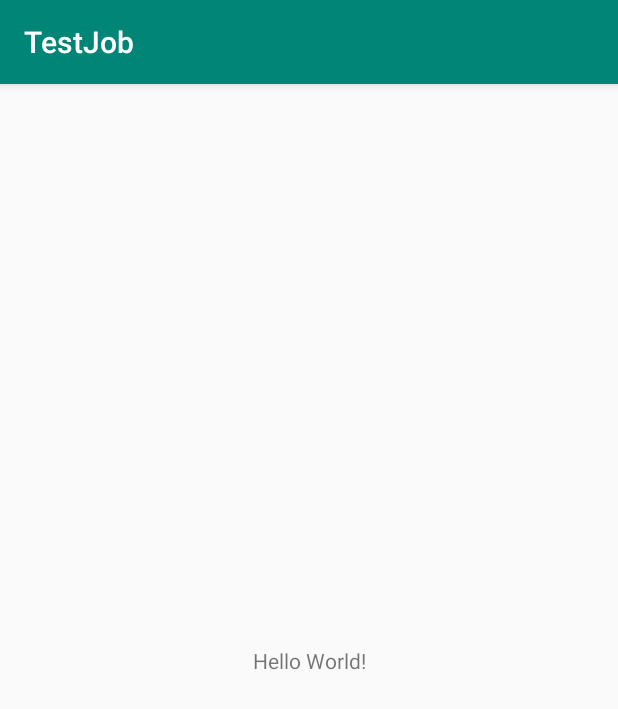
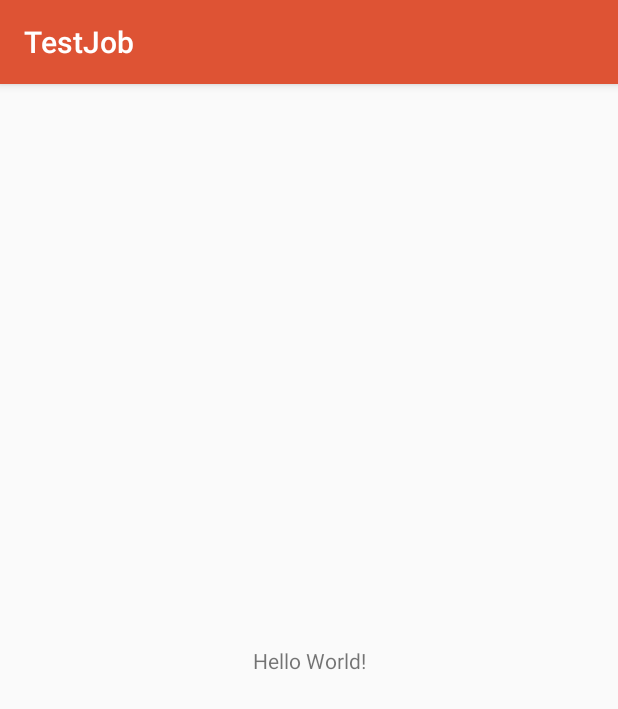
Before and after one commit to CesPaul/TestJob, an Android app: the screen it shows after launch (MainActivity), on a phone screen of 412 x 824 dp. Shown: the top 709 px of the screen. Run offline under Robolectric (Android 15) with nearby library versions, the phone set to English and light mode, and no system bars.

Commit message:
Создан временный сплэш скрин

```diff
--- a/app/build.gradle
+++ b/app/build.gradle
@@ -24,7 +24,7 @@ android {
 
 dependencies {
     implementation fileTree(dir: 'libs', include: ['*.jar'])
-    implementation"org.jetbrains.kotlin:kotlin-stdlib-jdk7:$kotlin_version"
+    implementation "org.jetbrains.kotlin:kotlin-stdlib-jdk7:$kotlin_version"
     implementation 'com.android.support:appcompat-v7:28.0.0'
     implementation 'com.android.support.constraint:constraint-layout:1.1.3'
     testImplementation 'junit:junit:4.12'
--- /dev/null
+++ b/app/src/main/java/com/cespaul/testjob/SplashScreenActivity.kt
@@ -0,0 +1,20 @@
+package com.cespaul.testjob
+
+import android.content.Intent;
+import android.support.v7.app.AppCompatActivity;
+import android.os.Bundle;
+
+
+class SplashScreenActivity : AppCompatActivity() {
+
+    override fun onCreate(savedInstanceState: Bundle?) {
+        super.onCreate(savedInstanceState)
+        setContentView(R.layout.activity_splash_screen)
+        val intent = Intent(
+            applicationContext,
+            MainActivity::class.java
+        )
+        startActivity(intent)
+        finish()
+    }
+}
--- /dev/null
+++ b/app/src/main/res/drawable/splash_screen_background.xml
@@ -0,0 +1,12 @@
+<?xml version="1.0" encoding="utf-8"?>
+<layer-list xmlns:android="http://schemas.android.com/apk/res/android" android:layout_height="match_parent" android:layout_width="match_parent">
+
+    <item android:drawable="@color/colorPrimary"/>
+
+    <!-- Set the Background Image-->
+    <item android:gravity="center" android:width="500dp" android:height="700dp">
+        <bitmap
+                android:gravity="fill_horizontal|fill_vertical"
+                android:src="@drawable/splash_back"/>
+    </item>
+</layer-list>
--- a/app/src/main/res/values/colors.xml
+++ b/app/src/main/res/values/colors.xml
@@ -1,6 +1,6 @@
 <?xml version="1.0" encoding="utf-8"?>
 <resources>
-    <color name="colorPrimary">#008577</color>
-    <color name="colorPrimaryDark">#00574B</color>
-    <color name="colorAccent">#D81B60</color>
+    <color name="colorPrimary">#DE5334</color>
+    <color name="colorPrimaryDark">#9B3A24</color>
+    <color name="colorAccent">#3A249B</color>
 </resources>
--- a/app/src/main/res/values/styles.xml
+++ b/app/src/main/res/values/styles.xml
@@ -8,4 +8,9 @@
         <item name="colorAccent">@color/colorAccent</item>
     </style>
 
+    <!--Style for Splash Screen-->
+    <style name="SplashScreenTheme" parent="Theme.AppCompat.Light.DarkActionBar">
+        <item name ="android:windowBackground"> @drawable/splash_screen_background</item>
+    </style>
+
 </resources>
```
Also changed, not shown: app/src/main/AndroidManifest.xml (+7 -1 lines), app/src/main/res/layout/activity_splash_screen.xml (added, +10 -0 lines), app/src/main/res/drawable/splash_back.png (added).
